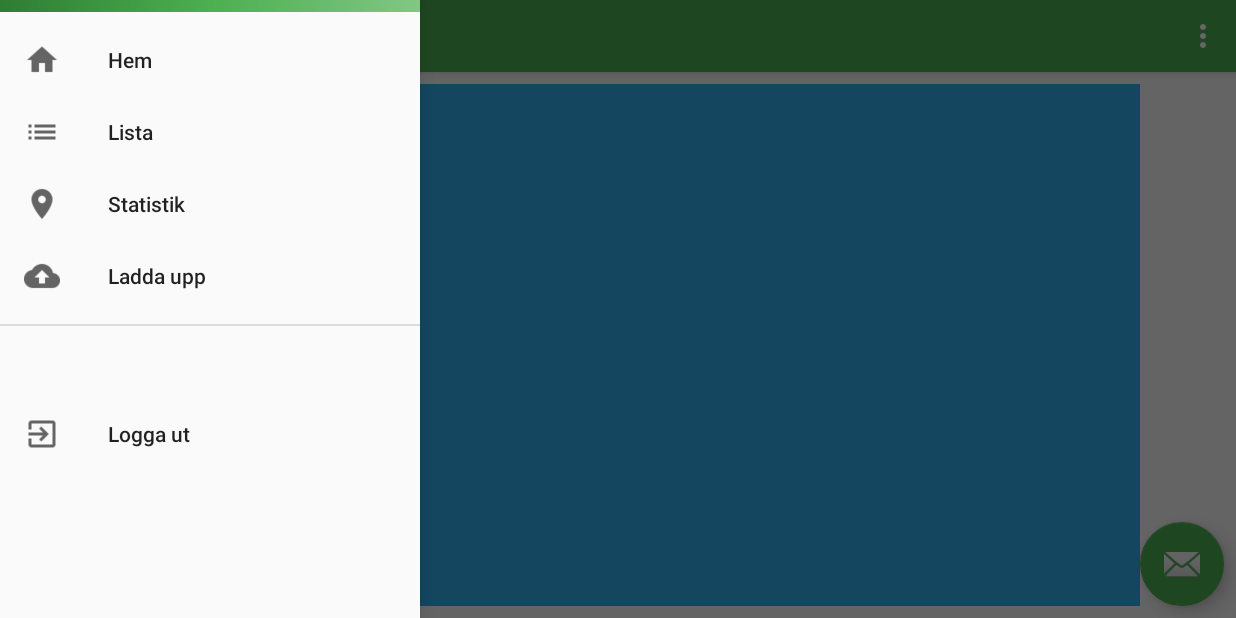
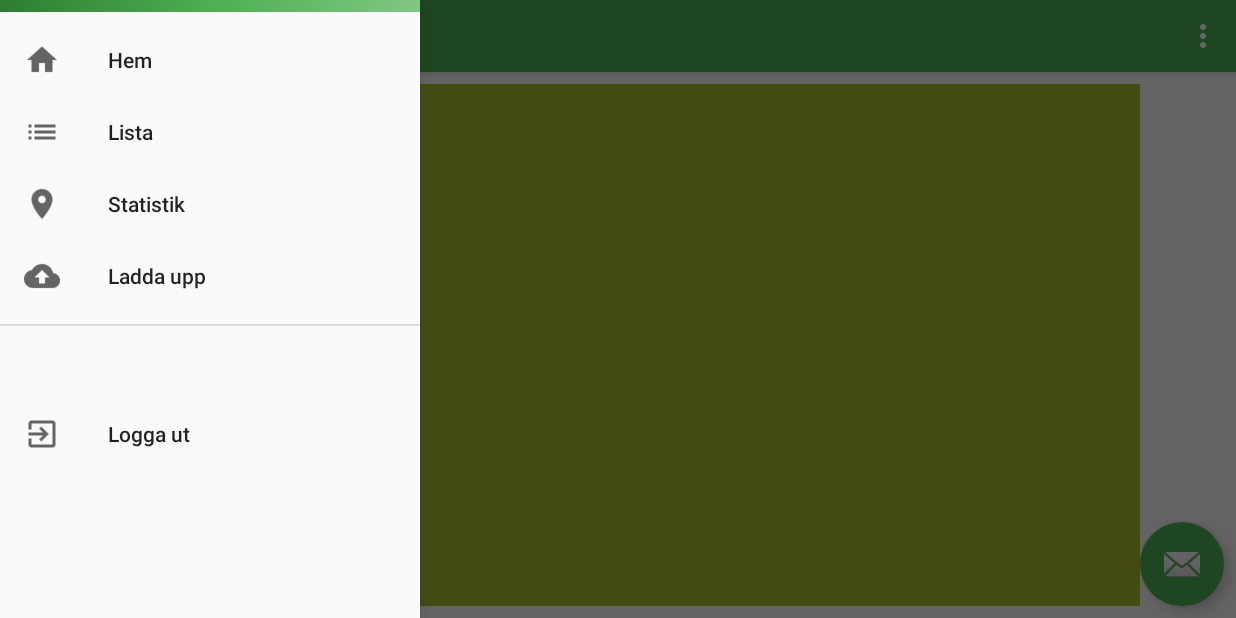
Before and after one commit to chrixxx/Energiklart, an Android app: the fragment BlankFragment2 placed in its activity, with the side drawer open, on a phone screen of 824 x 412 dp (held sideways). Run offline under Robolectric (Android 15) with nearby library versions, the phone set to English and light mode, and no system bars; our stand-ins replace CircleImageView.

Commit message:
First commit test

```diff
--- a/app/src/main/res/layout/fragment_blank_fragment2.xml
+++ b/app/src/main/res/layout/fragment_blank_fragment2.xml
@@ -9,6 +9,6 @@
         android:layout_width="match_parent"
         android:layout_height="match_parent"
         android:text="Fragment 2"
-        android:background="#33b0ee"/>
+        android:background="#aabf33"/>
 
 </FrameLayout>
```
